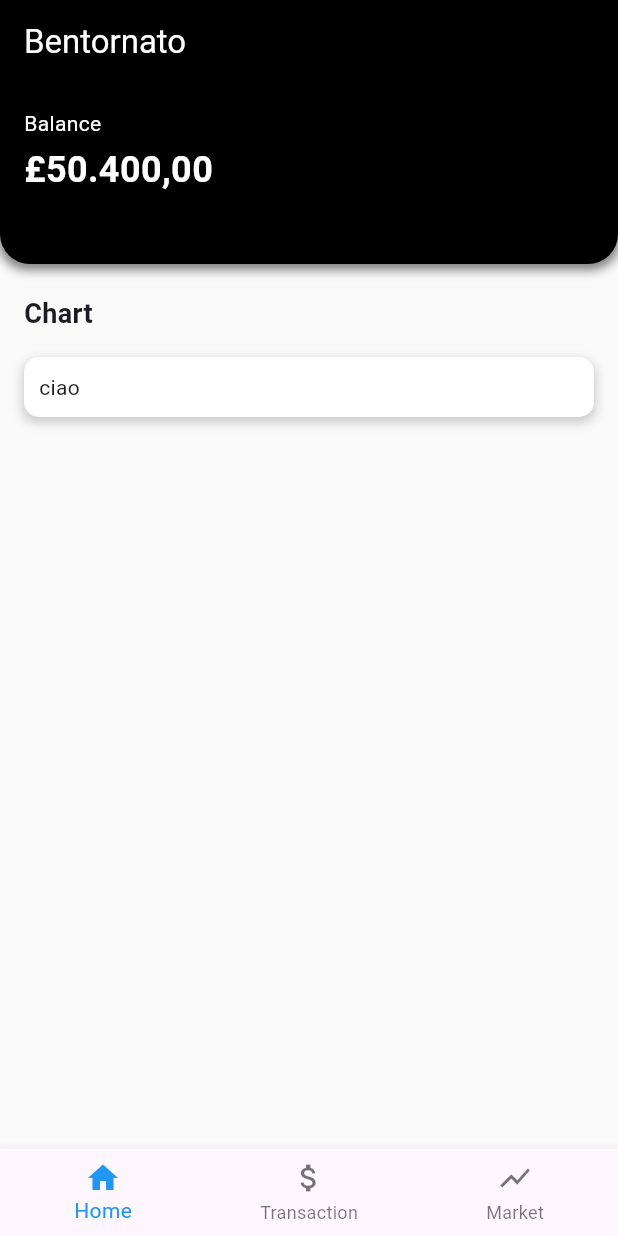
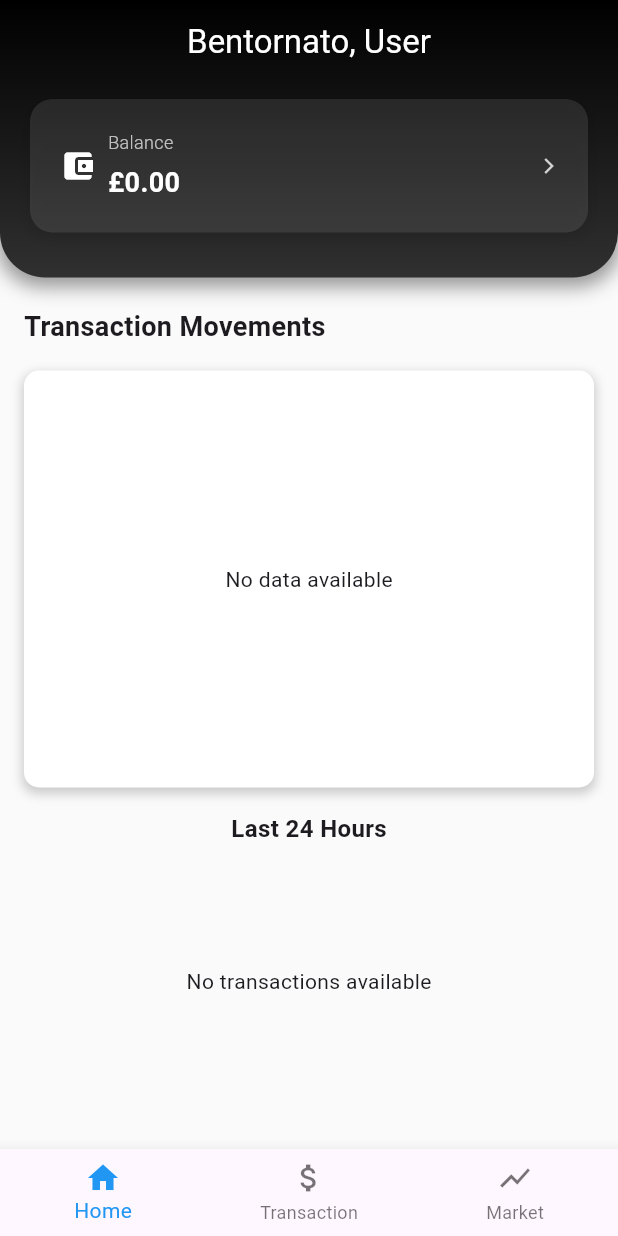
Before and after one commit to MarkGug08/MyFinance, a Flutter app: the screen it shows after launch, on a phone screen of 412 x 824 dp. Run offline on Flutter 3.47's test engine with Material 3 defaults, Android fonts, the phone set to English and light mode, and no system bars; our stand-ins replace cloud_firestore, firebase_auth, firebase_core, fl_chart, flutter_slidable; accounts and stored records are empty.

Commit message:
modificato header della home page, aggiunto storico delle transazioni 24h e risolto bug del grafico

```diff
--- a/MyFinance/lib/Controller/crypto_controller.dart
+++ b/MyFinance/lib/Controller/crypto_controller.dart
@@ -111,7 +111,7 @@ class CryptoController {
         'isFavorite': crypto.isFavorite,
       });
     } catch (e) {
-      print('Error saving crypto: $e');
+
     }
   }
 
--- a/MyFinance/lib/Controller/transaction_controller.dart
+++ b/MyFinance/lib/Controller/transaction_controller.dart
@@ -138,6 +138,44 @@ class TransactionController {
     }
   }
 
+  Future<List<TransactionSpot>> getTransactionHistoryWithoutTime(BuildContext context) async {
+    try {
+      Query query = _firestore.collection('transactions');
+      query = query.orderBy('dateTime', descending: false);
+
+      QuerySnapshot snapshot = await query.get();
+
+      List<TransactionSpot> transactionSpots = [];
+      int positionXaxis = 0;
+      double balance = 0;
+
+      for (QueryDocumentSnapshot doc in snapshot.docs) {
+        Map<String, dynamic> data = doc.data() as Map<String, dynamic>;
+
+        UserTransaction transaction = UserTransaction(
+          amount: data['amount'] != null ? data['amount'] as double : 0.0,
+          dateTime: data['dateTime'] != null ? (data['dateTime'] as Timestamp).toDate() : DateTime.now(),
+          Description: data['Description'] ?? 'No description',
+        );
+
+        double timeValue = (positionXaxis + 1).toDouble();
+        String timeString = '${transaction.dateTime.day}/${transaction.dateTime.month} ${transaction.dateTime.hour}:${transaction.dateTime.minute}:${transaction.dateTime.second}';
+
+        CalcolateTransactionsMovements(transaction.amount);
+
+        balance += transaction.amount;
+        transactionSpots.add(TransactionSpot(timeValue, timeString, balance));
+        positionXaxis++;
+      }
+
+
+      return transactionSpots;
+    } catch (error) {
+      showError(context, 'Error fetching transaction history: $error');
+      return [];
+    }
+  }
+
   void CalcolateTransactionsMovements(double transaction) {
     if (transaction >= 0) {
       Income += transaction;
@@ -147,9 +185,30 @@ class TransactionController {
   }
 
 
+  Future<List<UserTransaction>> get10Transactions() async {
+    await getTransaction();
 
-  double CalcolateTotalBalance(){
-    getTransaction();
+    List<UserTransaction> history = [];
+
+    if(transactions.length > 10){
+      for (int i = 0; i < 10; i++){
+        history.add(transactions[i]);
+      }
+    }else{
+      for(UserTransaction x in transactions){
+        history.add(x);
+      }
+    }
+
+    return history;
+
+  }
+
+
+
+  Future<double> CalcolateTotalBalance() async {
+    await getTransaction();
+
     double balance = 0;
 
     for(UserTransaction x in transactions){
--- /dev/null
+++ b/MyFinance/lib/HomePage/Widget/ContentWidget/Widget/transactions_chart.dart
@@ -0,0 +1,72 @@
+import 'dart:async';
+import 'package:fl_chart/fl_chart.dart';
+import 'package:flutter/material.dart';
+import '../../../../../../Controller/transaction_controller.dart';
+import '../../../../Widget/line_chart.dart';
+
+class TransactionLineChartHomePage extends StatefulWidget {
+  @override
+  _TransactionLineChartHomePageState createState() => _TransactionLineChartHomePageState();
+}
+
+class _TransactionLineChartHomePageState extends State<TransactionLineChartHomePage> {
+  late Future<List<TransactionSpot>> _transactionSpots;
+
+  @override
+  void initState() {
+    super.initState();
+    _fetchData();
+  }
+
+  void _fetchData() {
+    TransactionController transactionController = TransactionController();
+    _transactionSpots = transactionController.getTransactionHistoryWithoutTime(context);
+
+    _transactionSpots.then((_) {
+      setState(() {});
+    });
+  }
+
+  @override
+  Widget build(BuildContext context) {
+    return Center(
+      child: Padding(padding: EdgeInsets.symmetric(horizontal: 1, vertical: 4),
+      child: Container(
+        width: 350,
+        height: 240,
+
+        child: FutureBuilder<List<TransactionSpot>>(
+          future: _transactionSpots,
+          builder: (context, snapshot) {
+            if (snapshot.connectionState == ConnectionState.waiting) {
+              return Center(child: CircularProgressIndicator());
+            } else if (snapshot.hasError) {
+              return Center(child: Text('Error: ${snapshot.error}'));
+            } else if (!snapshot.hasData || snapshot.data!.isEmpty) {
+              return Center(child: Text('No data available'));
+            }
+
+            List<TransactionSpot> transactionSpots = snapshot.data!;
+            List<FlSpot> spots = transactionSpots
+                .map((e) => FlSpot(e.time, e.value))
+                .toList();
+            List<TooltipData> tooltipData = transactionSpots
+                .map((e) => TooltipData(e.timeString, e.time, e.value))
+                .toList();
+
+            final Color lineColor =
+            transactionSpots.last.value >= 0 ? Colors.green : Colors.red;
+
+            return Line_Chart(
+              spots: spots,
+              tooltipData: tooltipData,
+              selectedPeriod: "All Movements",
+              lineColor: lineColor,
+            );
+          },
+        ),
+      ),
+      ),
+    );
+  }
+}
--- a/MyFinance/lib/HomePage/Widget/ContentWidget/content_page.dart
+++ b/MyFinance/lib/HomePage/Widget/ContentWidget/content_page.dart
@@ -1,14 +1,19 @@
-
 import 'package:flutter/material.dart';
+import 'package:myfinance/HomePage/Widget/ContentWidget/Widget/transactions_chart.dart';
+import '../../../Controller/transaction_controller.dart';
+import '../../../Models/Transaction.dart';
 
 Widget buildContent(BuildContext context) {
+
+  TransactionController transactionController = TransactionController();
+
   return Padding(
     padding: const EdgeInsets.symmetric(vertical: 20.0, horizontal: 16.0),
     child: Column(
       crossAxisAlignment: CrossAxisAlignment.start,
       children: [
         Text(
-          'Chart',
+          'Transaction Movements',
           style: TextStyle(
             fontSize: 18.0,
             fontWeight: FontWeight.bold,
@@ -16,7 +21,6 @@ Widget buildContent(BuildContext context) {
         ),
         SizedBox(height: 16.0),
         Container(
-          padding: EdgeInsets.all(10),
           decoration: BoxDecoration(
             color: Colors.white,
             borderRadius: BorderRadius.circular(10.0),
@@ -29,13 +33,80 @@ Widget buildContent(BuildContext context) {
               ),
             ],
           ),
-          child: SizedBox(
-            width: double.infinity,
-            child: Text("ciao")
+          padding: const EdgeInsets.symmetric(vertical: 15.0, horizontal: 16.0),
+          child: TransactionLineChartHomePage(),
+        ),
+        SizedBox(height: 16.0),
+        const Align(
+          alignment: Alignment.center,
+          child: Text(
+            'Last 24 Hours',
+            style: TextStyle(
+              fontSize: 16.0,
+              fontWeight: FontWeight.bold,
+            ),
           ),
         ),
-        SizedBox(height: 20.0),
+        SizedBox(
+          height: 180.0,
+          child: FutureBuilder<List<UserTransaction>>(
+            future: transactionController.getTransaction(),
+            builder: (context, snapshot) {
+              if (snapshot.connectionState == ConnectionState.waiting) {
+                return Center();
+              } else if (snapshot.hasError) {
+                return Center(child: Text('Error loading transactions'));
+              } else if (!snapshot.hasData || snapshot.data!.isEmpty) {
+                return Center(child: Text('No transactions available'));
+              } else {
 
+                DateTime now = DateTime.now();
+                List<UserTransaction> transactions = snapshot.data!
+                    .where((transaction) =>
+                now.difference(transaction.dateTime).inHours < 24)
+                    .toList();
+
+                if (transactions.isEmpty) {
+                  return Center(child: Text('No transactions in the last 24 hours'));
+                }
+
+                return ListView.builder(
+                  padding: EdgeInsets.zero,
+                  itemCount: transactions.length,
+                  itemBuilder: (context, index) {
+                    UserTransaction transaction = transactions[index];
+                    return Column(
+                      children: [
+                        ListTile(
+                          contentPadding: EdgeInsets.symmetric(vertical: 0.0, horizontal: 8.0),
+                          title: Text(
+                            transaction.Description,
+                            style: TextStyle(
+                              fontSize: 14.0,
+                              fontWeight: FontWeight.w500,
+                            ),
+                          ),
+                          subtitle: Text(
+                            '${transaction.dateTime.day}/${transaction.dateTime.month}/${transaction.dateTime.year}',
+                            style: TextStyle(color: Colors.grey[600]),
+                          ),
+                          trailing: Text(
+                            '${transaction.amount.toStringAsFixed(2)} €',
+                            style: TextStyle(
+                              color: transaction.amount >= 0 ? Colors.green : Colors.red,
+                              fontWeight: FontWeight.bold,
+                            ),
+                          ),
+                        ),
+                        Divider()
+                      ],
+                    );
+                  },
+                );
+              }
+            },
+          ),
+        ),
       ],
     ),
   );
--- a/MyFinance/lib/HomePage/Widget/ContentWidget/transactions_chart.dart
+++ /dev/null
@@ -1 +0,0 @@
-import 'package:flutter/cupertino.dart';
--- a/MyFinance/lib/HomePage/Widget/HeaderContent/header_page.dart
+++ b/MyFinance/lib/HomePage/Widget/HeaderContent/header_page.dart
@@ -1,56 +1,91 @@
 import 'package:flutter/material.dart';
+import 'package:myfinance/Controller/transaction_controller.dart';
 import '../../../Widget/custom_app_bar.dart';
 
 Widget buildHeader(BuildContext context) {
+  TransactionController controller = TransactionController();
+
   return Container(
     decoration: BoxDecoration(
-      color: Colors.black,
-      borderRadius: BorderRadius.vertical(bottom: Radius.circular(20.0)),
+      gradient: LinearGradient(
+        colors: [Colors.black, Colors.grey[850]!],
+        begin: Alignment.topCenter,
+        end: Alignment.bottomCenter,
+      ),
+      borderRadius: BorderRadius.vertical(bottom: Radius.circular(30.0)),
       boxShadow: [
         BoxShadow(
-          color: Colors.black.withOpacity(0.5),
-          spreadRadius: 1,
-          blurRadius: 5,
-          offset: Offset(0, 3),
+          color: Colors.black.withOpacity(0.4),
+          spreadRadius: 2,
+          blurRadius: 10,
+          offset: Offset(0, 4),
         ),
       ],
     ),
     child: Column(
       children: [
-        CustomAppBar(context, 'Bentornato'),
-        Container(
+        CustomAppBar(context, 'Bentornato, User'),
+        FutureBuilder<double>(
+          future: controller.CalcolateTotalBalance(),
+          builder: (context, snapshot) {
+            if (snapshot.connectionState == ConnectionState.waiting) {
+              return Padding(
+                padding: const EdgeInsets.all(20.0),
+                child: CircularProgressIndicator(color: Colors.white),
+              );
+            } else if (snapshot.hasError) {
+              return Padding(
+                padding: const EdgeInsets.all(20.0),
+                child: Text(
+                  'Errore: ${snapshot.error}',
+                  style: TextStyle(color: Colors.white),
+                ),
+              );
+            } else if (snapshot.hasData) {
+              final double balance = snapshot.data ?? 0.0;
+              return Container(
                 decoration: BoxDecoration(
-            //color: Colors.grey[800],
-            borderRadius: BorderRadius.all(Radius.circular(10.0)),
+                  color: Colors.white.withOpacity(0.1),
+                  borderRadius: BorderRadius.all(Radius.circular(15.0)),
                   boxShadow: [
                     BoxShadow(
-                color: Colors.black.withOpacity(0.5),
+                      color: Colors.black.withOpacity(0.1),
                       spreadRadius: 1,
-                blurRadius: 5,
+                      blurRadius: 8,
                       offset: Offset(0, 3),
                     ),
                   ],
                 ),
-          padding: const EdgeInsets.all(16.0),
-          margin: EdgeInsets.fromLTRB(0, 0, 20, 30),
-          child: const Row(
+                padding: const EdgeInsets.all(20.0),
+                margin: EdgeInsets.fromLTRB(20, 10, 20, 30),
+                child: Row(
+                  mainAxisAlignment: MainAxisAlignment.spaceBetween,
                   children: [
+                    Row(
+                      children: [
+                        Icon(
+                          Icons.account_balance_wallet,
+                          color: Colors.white,
+                          size: 24,
+                        ),
+                        SizedBox(width: 8),
                         Column(
                           crossAxisAlignment: CrossAxisAlignment.start,
                           children: [
                             Text(
                               'Balance',
                               style: TextStyle(
-                      color: Colors.white,
-                      fontSize: 14,
+                                color: Colors.white70,
+                                fontSize: 12,
+                                fontWeight: FontWeight.w300,
                               ),
                             ),
-                  SizedBox(height: 4),
+                            SizedBox(height: 6),
                             Text(
-                    '£50.400,00',
+                              '£${balance.toStringAsFixed(2)}',
                               style: TextStyle(
                                 color: Colors.white,
-                      fontSize: 24,
+                                fontSize: 18,
                                 fontWeight: FontWeight.bold,
                               ),
                             ),
@@ -58,6 +93,24 @@ Widget buildHeader(BuildContext context) {
                         ),
                       ],
                     ),
+                    Icon(
+                      Icons.arrow_forward_ios,
+                      color: Colors.white.withOpacity(0.8),
+                      size: 12,
+                    ),
+                  ],
+                ),
+              );
+            } else {
+              return Padding(
+                padding: const EdgeInsets.all(20.0),
+                child: Text(
+                  'Nessun dato disponibile',
+                  style: TextStyle(color: Colors.white),
+                ),
+              );
+            }
+          },
         ),
       ],
     ),
--- a/MyFinance/lib/Widget/custom_app_bar.dart
+++ b/MyFinance/lib/Widget/custom_app_bar.dart
@@ -1,18 +1,23 @@
+import 'package:flutter/material.dart';
+
 import 'package:flutter/material.dart';
 
 Widget CustomAppBar(BuildContext context, String text) {
   return AppBar(
     backgroundColor: Colors.transparent,
     elevation: 0,
+    centerTitle: true,
     title: Text(
       text,
       style: TextStyle(color: Colors.white),
     ),
-    leading: Navigator.canPop(context) ? IconButton(
+    leading: Navigator.canPop(context)
+        ? IconButton(
       icon: Icon(Icons.arrow_back, color: Colors.white),
       onPressed: () {
         Navigator.pop(context);
       },
-    ) : null,
+    )
+        : null,
   );
 }
--- a/MyFinance/lib/Widget/line_chart.dart
+++ b/MyFinance/lib/Widget/line_chart.dart
@@ -31,9 +31,7 @@ class Line_Chart extends StatelessWidget {
     final double minX = spots.first.x - 0.1;
     final double maxX = spots.last.x + 0.1;
 
-    return AnimatedSwitcher(
-      duration: const Duration(milliseconds: 1500),
-      child: LineChart(
+    return LineChart(
         LineChartData(
           gridData: FlGridData(
             show: true,
@@ -104,8 +102,16 @@ class Line_Chart extends StatelessWidget {
               ),
               belowBarData: BarAreaData(
                 show: true,
-                color: lineColor.withOpacity(0.3),
+                gradient: LinearGradient(
+                  colors: [
+                    lineColor.withOpacity(0.3),
+                    lineColor.withOpacity(0),
+                  ],
+                  begin: Alignment.topCenter,
+                  end: Alignment.bottomCenter,
+                ),
               ),
+
             ),
           ],
           lineTouchData: LineTouchData(
@@ -137,7 +143,6 @@ class Line_Chart extends StatelessWidget {
           ),
         ),
         key: ValueKey<String>(selectedPeriod),
-      ),
     );
   }
 }
```
Lines whose indentation alone changed are shown as unchanged.
